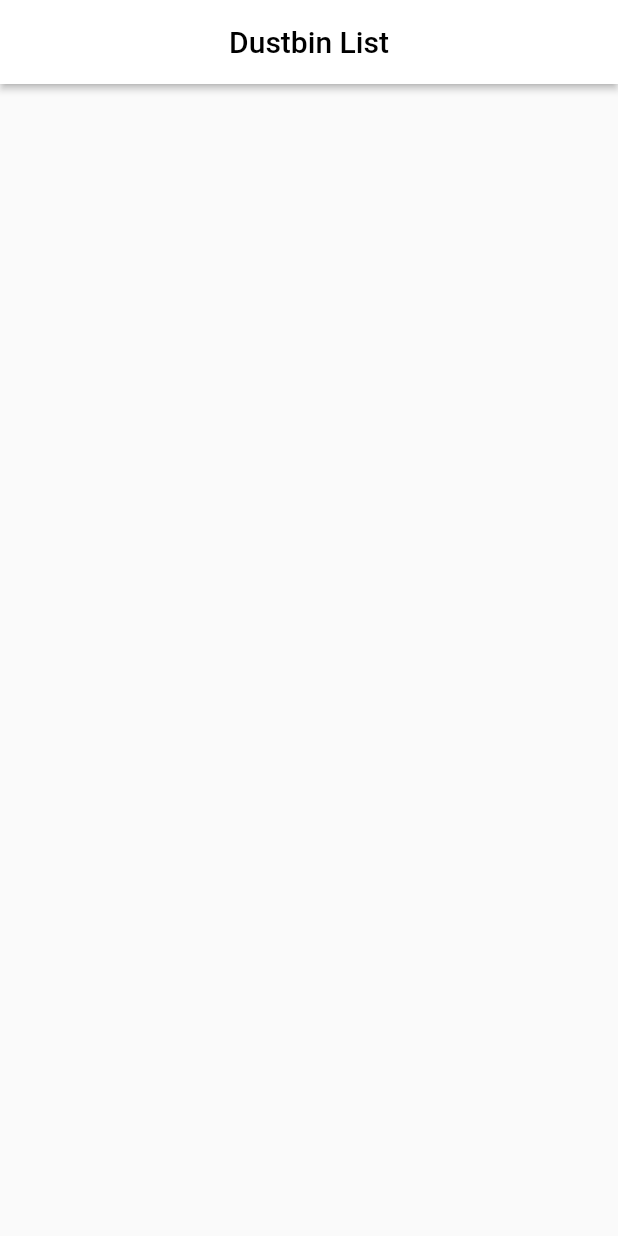
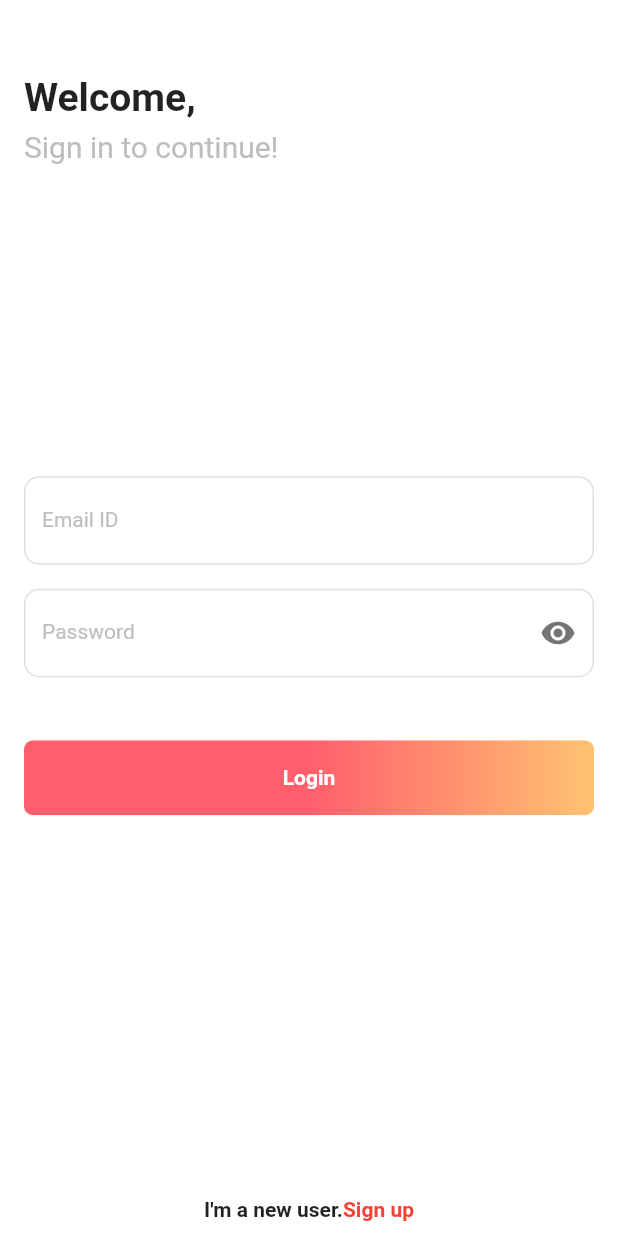
Before and after one commit to jaydip-pawar/Smart-Dustbin, a Flutter app: the screen it shows after launch, on a phone screen of 412 x 824 dp. Run offline on Flutter 3.47's test engine with Material 2 defaults, Android fonts, the phone set to English and light mode, and no system bars; our stand-ins replace cloud_firestore, email_validator, firebase_auth, firebase_core, flutter_easyloading, percent_indicator; accounts and stored records are empty.

Commit message:
added login

```diff
--- a/lib/constants.dart
+++ b/lib/constants.dart
@@ -1,6 +1,9 @@
 import 'package:flutter/material.dart';
+import 'package:smart_dustbin/model/navigate_page.dart';
 import 'package:smart_dustbin/screens/bin_screen.dart';
 import 'package:smart_dustbin/screens/home_screen.dart';
+import 'package:smart_dustbin/screens/login/login_screen.dart';
+import 'package:smart_dustbin/screens/login/signup_screen.dart';
 import 'package:smart_dustbin/screens/splash_screen.dart';
 
 double width(BuildContext context) {
@@ -15,4 +18,7 @@ Map<String, Widget Function(BuildContext)> routes = {
   SplashScreen.id : (context) => SplashScreen(),
   HomeScreen.id : (context) => HomeScreen(),
   BinScreen.id : (context) => BinScreen(),
+  NavigatePage.id : (context) => NavigatePage(),
+  SignupPage.id : (context) => SignupPage(),
+  LoginScreen.id : (context) => LoginScreen(),
 };
--- a/lib/main.dart
+++ b/lib/main.dart
@@ -1,7 +1,9 @@
 import 'package:firebase_core/firebase_core.dart';
 import 'package:flutter/material.dart';
+import 'package:flutter_easyloading/flutter_easyloading.dart';
 import 'package:provider/provider.dart';
 import 'package:smart_dustbin/constants.dart';
+import 'package:smart_dustbin/provider/authentication_provider.dart';
 import 'package:smart_dustbin/screens/home_screen.dart';
 import 'package:smart_dustbin/provider/dusty_provider.dart';
 import 'package:smart_dustbin/screens/splash_screen.dart';
@@ -13,6 +15,9 @@ void main() {
       providers: [
         ChangeNotifierProvider(
           create: (_) => DustyProvider(),
+        ),
+        ChangeNotifierProvider(
+          create: (_) => AuthenticationProvider(),
         ),
       ],
       child: MyApp(),
@@ -45,6 +50,7 @@ class _MyAppState extends State<MyApp> {
       title: 'Smart Dusty',
       initialRoute: SplashScreen.id,
       routes: routes,
+      builder: EasyLoading.init(),
     );
   }
 }
--- /dev/null
+++ b/lib/model/navigate_page.dart
@@ -0,0 +1,35 @@
+import 'package:firebase_auth/firebase_auth.dart';
+import 'package:flutter/material.dart';
+import 'package:smart_dustbin/screens/home_screen.dart';
+import 'package:smart_dustbin/screens/login/login_screen.dart';
+
+class NavigatePage extends StatefulWidget {
+  static const String id = 'navigate-screen';
+
+  const NavigatePage({Key? key}) : super(key: key);
+
+  @override
+  _NavigatePageState createState() => _NavigatePageState();
+}
+
+class _NavigatePageState extends State<NavigatePage> {
+  @override
+  Widget build(BuildContext context) {
+    return StreamBuilder(
+      stream: FirebaseAuth.instance.authStateChanges(),
+      builder: (ctx, userSnapshot) {
+        print("Stream Builder Called");
+        if (userSnapshot.connectionState == ConnectionState.waiting) {
+          print("Stream Builder loading");
+          return const CircularProgressIndicator();
+        }
+        if (userSnapshot.hasData) {
+          print("Stream Builder hasdata");
+          return const HomeScreen();
+        }
+        print("Stream Builder before data");
+        return const LoginScreen();
+      },
+    );
+  }
+}
--- /dev/null
+++ b/lib/provider/authentication_provider.dart
@@ -0,0 +1,79 @@
+import 'package:cloud_firestore/cloud_firestore.dart';
+import 'package:firebase_auth/firebase_auth.dart';
+import 'package:flutter/material.dart';
+import 'package:flutter_easyloading/flutter_easyloading.dart';
+import 'package:smart_dustbin/model/dialog_box.dart';
+import 'package:smart_dustbin/screens/home_screen.dart';
+import 'package:smart_dustbin/screens/login/login_screen.dart';
+
+class AuthenticationProvider with ChangeNotifier {
+  final firestoreInstance = FirebaseFirestore.instance;
+
+  void login(String email, String password, BuildContext context) async {
+    EasyLoading.show(status: "Please wait...");
+    try {
+      await FirebaseAuth.instance
+          .signInWithEmailAndPassword(email: email, password: password);
+      Navigator.pushReplacement(context,
+          MaterialPageRoute(builder: (_) => const HomeScreen()));
+      EasyLoading.showSuccess("Login Successful");
+    } on FirebaseAuthException catch (e) {
+      if (e.code == 'user-not-found') {
+        EasyLoading.dismiss();
+        return showDialog(
+          context: context,
+          builder: (_) => const CustomAlertDialog(
+            title: 'Sign in',
+            description:
+                'Sorry, we cant\'t find an account with this email address. Please try again or create a new account.',
+            bText: 'Try again',
+          ),
+        );
+      } else if (e.code == 'wrong-password') {
+        EasyLoading.dismiss();
+        return showDialog(
+          context: context,
+          builder: (_) => const CustomAlertDialog(
+            title: 'Incorrect Password',
+            description: 'Your username or password is incorrect.',
+            bText: 'Try again',
+          ),
+        );
+      }
+    }
+  }
+
+  void signUp(String email, String password,
+      BuildContext context) async {
+    EasyLoading.show(status: "Please wait...");
+    try {
+      await FirebaseAuth.instance
+          .createUserWithEmailAndPassword(email: email, password: password);
+      Navigator.pushReplacement(context,
+          MaterialPageRoute(builder: (_) => const HomeScreen()));
+      EasyLoading.showSuccess("Signup Successful");
+    } on FirebaseAuthException catch (e) {
+      if (e.code == 'email-already-in-use') {
+        EasyLoading.dismiss();
+        return showDialog(
+          context: context,
+          builder: (_) => const CustomAlertDialog(
+            title: 'Email address already in use',
+            description: 'Please sign in.',
+            bText: 'OK',
+          ),
+        );
+      }
+    } catch (e) {
+      EasyLoading.dismiss();
+    }
+    notifyListeners();
+  }
+
+  void signOut(BuildContext context) async {
+    await FirebaseAuth.instance.signOut();
+    Navigator.pushReplacement(context,
+        MaterialPageRoute(builder: (_) => const LoginScreen()));
+  }
+
+}
--- /dev/null
+++ b/lib/screens/login/login_screen.dart
@@ -0,0 +1,229 @@
+import 'package:email_validator/email_validator.dart';
+import 'package:flutter/material.dart';
+import 'package:provider/provider.dart';
+import 'package:smart_dustbin/provider/authentication_provider.dart';
+import 'package:smart_dustbin/screens/login/signup_screen.dart';
+
+class LoginScreen extends StatefulWidget {
+  static const String id = 'login-screen';
+
+  const LoginScreen({Key? key}) : super(key: key);
+
+  @override
+  State<LoginScreen> createState() => _LoginScreenState();
+}
+
+class _LoginScreenState extends State<LoginScreen> {
+
+  final _formKey = GlobalKey<FormState>();
+
+  String _email = "", _password = "";
+  bool _obscureText = true;
+
+  void _toggle() {
+    setState(() {
+      _obscureText = !_obscureText;
+    });
+  }
+
+  @override
+  Widget build(BuildContext context) {
+
+    final authentication = Provider.of<AuthenticationProvider>(context);
+
+    void validateLogin() {
+      if (_formKey.currentState!.validate()) {
+        _formKey.currentState!.save();
+        authentication.login(_email, _password, context);
+      }
+    }
+
+    return Scaffold(
+      backgroundColor: Colors.white,
+      resizeToAvoidBottomInset: false,
+      body: SafeArea(
+        child: Container(
+          padding: const EdgeInsets.only(left: 16, right: 16),
+          child: Form(
+            key: _formKey,
+            child: Column(
+              mainAxisAlignment: MainAxisAlignment.spaceBetween,
+              crossAxisAlignment: CrossAxisAlignment.start,
+              children: <Widget>[
+                Column(
+                  crossAxisAlignment: CrossAxisAlignment.start,
+                  children: <Widget>[
+                    const SizedBox(
+                      height: 50,
+                    ),
+                    const Text(
+                      "Welcome,",
+                      style:
+                          TextStyle(fontSize: 26, fontWeight: FontWeight.bold),
+                    ),
+                    const SizedBox(
+                      height: 6,
+                    ),
+                    Text(
+                      "Sign in to continue!",
+                      style:
+                          TextStyle(fontSize: 20, color: Colors.grey.shade400),
+                    ),
+                  ],
+                ),
+                Column(
+                  children: <Widget>[
+                    TextFormField(
+                      keyboardType: TextInputType.emailAddress,
+                      decoration: InputDecoration(
+                        labelText: "Email ID",
+                        labelStyle: TextStyle(
+                          fontSize: 14,
+                          color: Colors.grey.shade400,
+                        ),
+                        enabledBorder: OutlineInputBorder(
+                          borderRadius: BorderRadius.circular(10),
+                          borderSide: BorderSide(
+                            color: Colors.grey.shade300,
+                          ),
+                        ),
+                        focusedBorder: OutlineInputBorder(
+                          borderRadius: BorderRadius.circular(10),
+                          borderSide: const BorderSide(
+                            color: Colors.red,
+                          ),
+                        ),
+                      ),
+                      validator: (email) {
+                        if (email!.isEmpty) {
+                          return 'Please Enter email ID';
+                        } else if (!EmailValidator.validate(email)) {
+                          return 'Enter valid email address';
+                        } else {
+                          return null;
+                        }
+                      },
+                      onSaved: (email) => _email = email!,
+                      textInputAction: TextInputAction.next,
+                    ),
+                    const SizedBox(height: 16),
+                    TextFormField(
+                      keyboardType: TextInputType.text,
+                      decoration: InputDecoration(
+                        errorMaxLines: 5,
+                        labelText: "Password",
+                        labelStyle: TextStyle(
+                            fontSize: 14, color: Colors.grey.shade400),
+                        enabledBorder: OutlineInputBorder(
+                          borderRadius: BorderRadius.circular(10),
+                          borderSide: BorderSide(
+                            color: Colors.grey.shade300,
+                          ),
+                        ),
+                        focusedBorder: OutlineInputBorder(
+                            borderRadius: BorderRadius.circular(10),
+                            borderSide: const BorderSide(
+                              color: Colors.red,
+                            )),
+                        suffixIcon: IconButton(
+                          icon: Icon(
+                            _obscureText
+                                ? Icons.visibility
+                                : Icons.visibility_off,
+                            color: Colors.grey.shade600,
+                          ),
+                          onPressed: _toggle,
+                        ),
+                      ),
+                      validator: (password) {
+                        String pattern =
+                            r'^(?=.*?[A-Z])(?=.*?[a-z])(?=.*?[0-9])(?=.*?[!@#\$&*~]).{8,}$';
+                        RegExp regex = RegExp(pattern);
+                        if (password!.isEmpty) {
+                          return 'Please Enter Password';
+                        } else if (password.length < 8) {
+                          return 'Password must be between 8 and 30 characters';
+                        } else if (!regex.hasMatch(password)) {
+                          return 'Passwords must contain:\n  - at least 1 uppercase [A-Z]\n  - at least 1 lowercase [a-z]\n  - at least 1 number [0-9]\n  - at least 1 Special Character';
+                        } else {
+                          return null;
+                        }
+                      },
+                      onSaved: (password) => _password = password!,
+                      textInputAction: TextInputAction.done,
+                      obscureText: _obscureText,
+                    ),
+                    const SizedBox(height: 12),
+                    const SizedBox(height: 30),
+                    SizedBox(
+                      height: 50,
+                      width: double.infinity,
+                      child: MaterialButton(
+                        onPressed: () {
+                          validateLogin();
+                        },
+                        padding: const EdgeInsets.all(0),
+                        child: Ink(
+                          decoration: BoxDecoration(
+                            borderRadius: BorderRadius.circular(6),
+                            gradient: const LinearGradient(
+                              begin: Alignment.centerLeft,
+                              end: Alignment.centerRight,
+                              colors: [
+                                Color(0xffff5f6d),
+                                Color(0xffff5f6d),
+                                Color(0xffffc371),
+                              ],
+                            ),
+                          ),
+                          child: Container(
+                            alignment: Alignment.center,
+                            constraints: const BoxConstraints(
+                                maxWidth: double.infinity, minHeight: 50),
+                            child: const Text(
+                              "Login",
+                              style: TextStyle(
+                                  color: Colors.white,
+                                  fontWeight: FontWeight.bold),
+                              textAlign: TextAlign.center,
+                            ),
+                          ),
+                        ),
+                        shape: RoundedRectangleBorder(
+                          borderRadius: BorderRadius.circular(6),
+                        ),
+                      ),
+                    ),
+                    const SizedBox(height: 16),
+                    const SizedBox(height: 30),
+                  ],
+                ),
+                Padding(
+                  padding: const EdgeInsets.only(bottom: 10),
+                  child: Row(
+                    mainAxisAlignment: MainAxisAlignment.center,
+                    children: <Widget>[
+                      const Text(
+                        "I'm a new user.",
+                        style: TextStyle(fontWeight: FontWeight.bold),
+                      ),
+                      GestureDetector(
+                        onTap: () =>
+                            Navigator.pushNamed(context, SignupPage.id),
+                        child: const Text(
+                          "Sign up",
+                          style: TextStyle(
+                              fontWeight: FontWeight.bold, color: Colors.red),
+                        ),
+                      )
+                    ],
+                  ),
+                )
+              ],
+            ),
+          ),
+        ),
+      ),
+    );
+  }
+}
--- a/lib/screens/splash_screen.dart
+++ b/lib/screens/splash_screen.dart
@@ -2,6 +2,7 @@ import 'dart:async';
 
 import 'package:flutter/material.dart';
 import 'package:smart_dustbin/constants.dart';
+import 'package:smart_dustbin/model/navigate_page.dart';
 import 'package:smart_dustbin/screens/home_screen.dart';
 
 class SplashScreen extends StatefulWidget {
@@ -20,7 +21,7 @@ class _SplashScreenState extends State<SplashScreen> {
 
   timer() {
     Timer(Duration(seconds: 5),
-            () => Navigator.pushReplacementNamed(context, HomeScreen.id));
+            () => Navigator.pushReplacementNamed(context, NavigatePage.id));
   }
 
   @override
--- a/pubspec.yaml
+++ b/pubspec.yaml
@@ -30,6 +30,9 @@ dependencies:
   liquid_progress_indicator: ^0.4.0
   percent_indicator: ^3.4.0
   url_launcher: ^6.0.12
+  email_validator: ^2.0.1
+  firebase_auth: ^3.3.16
+  flutter_easyloading: ^3.0.3
 
 
   # The following adds the Cupertino Icons font to your application.
```
Also changed, not shown: lib/model/dialog_box.dart (added, +41 -0 lines), lib/screens/bin_screen.dart (+25 -32 lines), lib/screens/home_screen.dart (+13 -0 lines), lib/screens/login/signup_screen.dart (added, +236 -0 lines), pubspec.lock, 2 other files.
